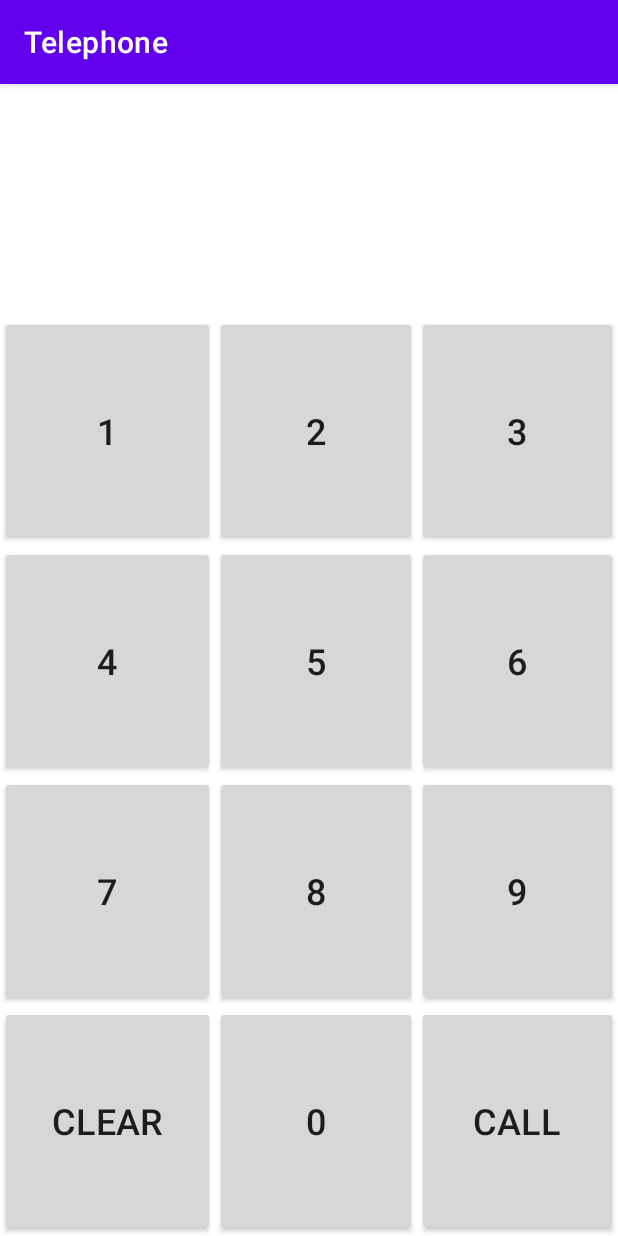
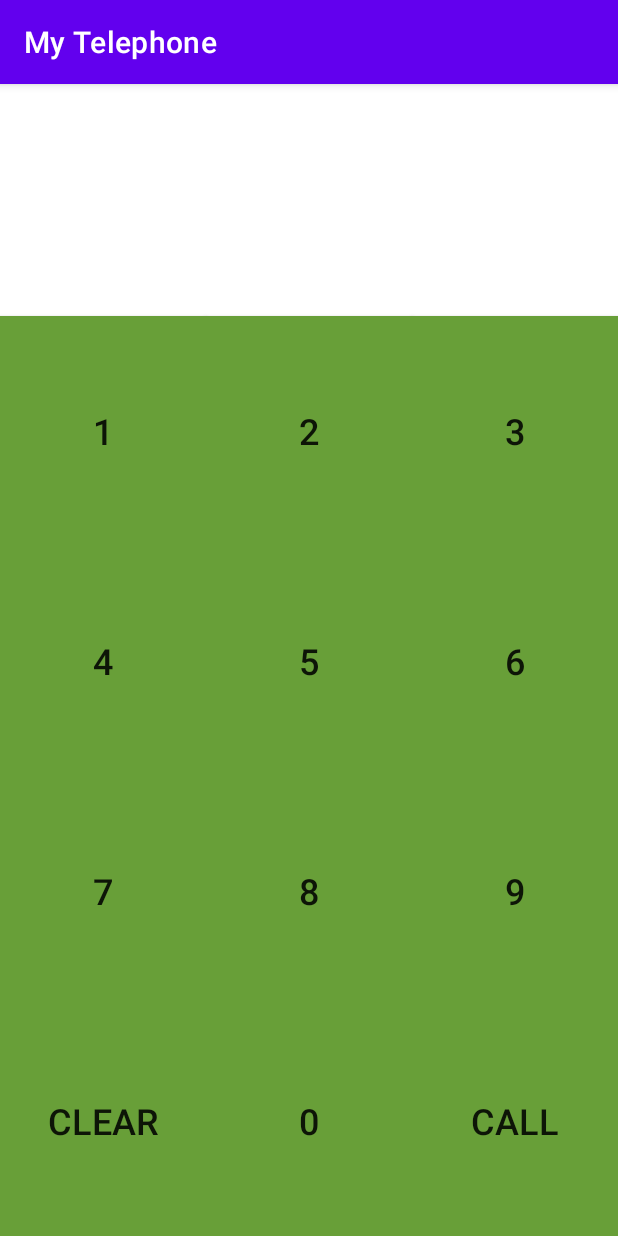
Before and after one commit to dittonjs/fall2021CS2410ClassExamples, an Android app: the screen it shows after launch (MainActivity), on a phone screen of 412 x 824 dp. Run offline under Robolectric (Android 15) with nearby library versions, the phone set to English and light mode, and no system bars.

Commit message:
class today

```diff
--- a/Telephone/app/src/main/java/com/usu/telephone/MainActivity.java
+++ b/Telephone/app/src/main/java/com/usu/telephone/MainActivity.java
@@ -15,6 +15,11 @@ import java.util.ArrayList;
 
 public class MainActivity extends AppCompatActivity {
 
+    MainActivity me = this;
+    @Override
+    protected void onCreate(Bundle savedInstanceState) {
+        super.onCreate(savedInstanceState);
+        GridLayout mainLayout = new GridLayout(this);
         ArrayList<PhoneButtonData> buttonData = new ArrayList<PhoneButtonData>() {
             {
                 add(new PhoneButtonData("1", 1, 0, 1));
@@ -26,16 +31,11 @@ public class MainActivity extends AppCompatActivity {
                 add(new PhoneButtonData("7", 3, 0, 1));
                 add(new PhoneButtonData("8", 3, 1, 1));
                 add(new PhoneButtonData("9", 3, 2, 1));
-            add(new PhoneButtonData("CLEAR", 4, 0, 1, PhoneButtonData.ButtonType.CLEAR));
+                add(new PhoneButtonData(getResources().getString(R.string.clear_text), 4, 0, 1, PhoneButtonData.ButtonType.CLEAR));
                 add(new PhoneButtonData("0", 4, 1, 1));
-            add(new PhoneButtonData("CALL", 4, 2, 1, PhoneButtonData.ButtonType.CALL));
+                add(new PhoneButtonData(getResources().getString(R.string.call_text), 4, 2, 1, PhoneButtonData.ButtonType.CALL));
             }
         };
-
-    @Override
-    protected void onCreate(Bundle savedInstanceState) {
-        super.onCreate(savedInstanceState);
-        GridLayout mainLayout = new GridLayout(this);
 
         PhoneNumberDisplay display = new PhoneNumberDisplay(this);
         mainLayout.addView(display);
--- a/Telephone/app/src/main/java/com/usu/telephone/PhoneButton.java
+++ b/Telephone/app/src/main/java/com/usu/telephone/PhoneButton.java
@@ -7,6 +7,10 @@ import androidx.annotation.NonNull;
 import androidx.appcompat.widget.AppCompatButton;
 
 public class PhoneButton extends AppCompatButton {
+    // X.X.X
+
+    //1.1.2
+
     public PhoneButton(@NonNull Context context, PhoneButtonData data) {
         super(context);
         GridLayout.LayoutParams params = new GridLayout.LayoutParams();
@@ -14,6 +18,7 @@ public class PhoneButton extends AppCompatButton {
         params.columnSpec = GridLayout.spec(data.col, data.colSpan, 1);
         setText(data.text);
         setTextSize(24);
+        setBackgroundColor(getResources().getColor(R.color.button_color, null));
         setLayoutParams(params);
     }
 }
--- a/Telephone/app/src/main/res/values-night/themes.xml
+++ b/Telephone/app/src/main/res/values-night/themes.xml
@@ -2,7 +2,7 @@
     <!-- Base application theme. -->
     <style name="Theme.Telephone" parent="Theme.MaterialComponents.DayNight.DarkActionBar">
         <!-- Primary brand color. -->
-        <item name="colorPrimary">@color/purple_200</item>
+        <item name="colorPrimary">@color/red_200</item>
         <item name="colorPrimaryVariant">@color/purple_700</item>
         <item name="colorOnPrimary">@color/black</item>
         <!-- Secondary brand color. -->
--- a/Telephone/app/src/main/res/values/colors.xml
+++ b/Telephone/app/src/main/res/values/colors.xml
@@ -1,10 +1,12 @@
 <?xml version="1.0" encoding="utf-8"?>
 <resources>
-    <color name="purple_200">#FFBB86FC</color>
+    <color name="red_200">#FF0000</color>
     <color name="purple_500">#FF6200EE</color>
     <color name="purple_700">#FF3700B3</color>
     <color name="teal_200">#FF03DAC5</color>
     <color name="teal_700">#FF018786</color>
     <color name="black">#FF000000</color>
     <color name="white">#FFFFFFFF</color>
+
+    <color name="button_color">#689F38</color>
 </resources>
--- a/Telephone/app/src/main/res/values/strings.xml
+++ b/Telephone/app/src/main/res/values/strings.xml
@@ -1,3 +1,5 @@
 <resources>
-    <string name="app_name">Telephone</string>
+    <string name="app_name">My Telephone</string>
+    <string name="call_text">CALL</string>
+    <string name="clear_text">CLEAR</string>
 </resources>
```
Also changed, not shown: 1 other file. Lines whose indentation alone changed are shown as unchanged.
